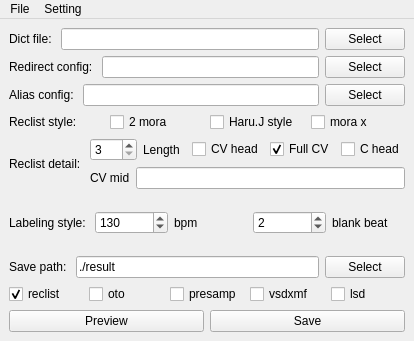
This is ui_files/main_window.ui in RibosomeK/new_cvvc_generator as Qt 5 draws it before an edit. The edited form follows.
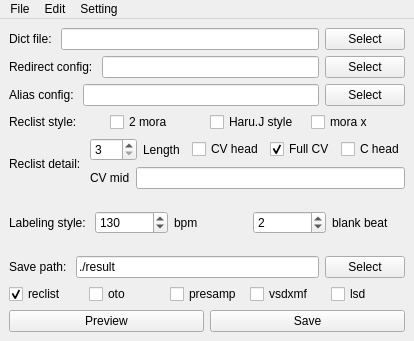
This is the edited form.

The edit to the form file:
```diff
--- a/ui_files/main_window.ui
+++ b/ui_files/main_window.ui
@@ -504,7 +504,15 @@
     </widget>
     <addaction name="menuLanguage"/>
    </widget>
+   <widget class="QMenu" name="menuEdit">
+    <property name="title">
+     <string>Edit</string>
+    </property>
+    <addaction name="undo_action"/>
+    <addaction name="redo_action"/>
+   </widget>
    <addaction name="menuFile"/>
+   <addaction name="menuEdit"/>
    <addaction name="menuSetting"/>
   </widget>
   <action name="load_action">
```
Left out of the diff: 16 changed lines with no effect on the pictures.
